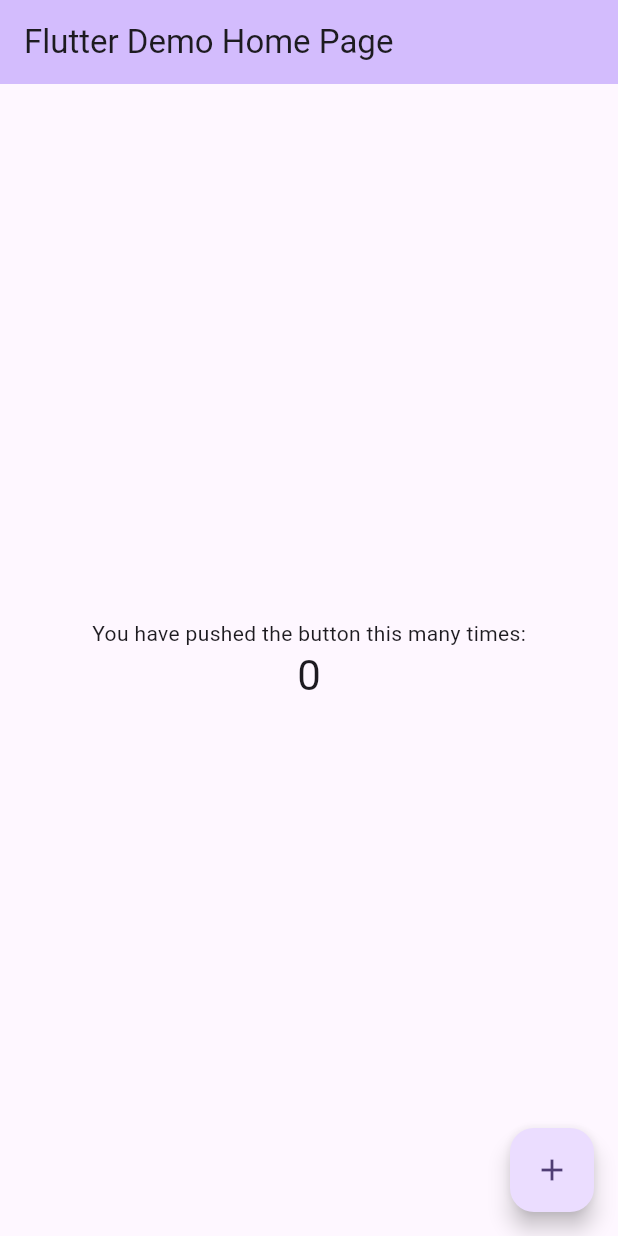
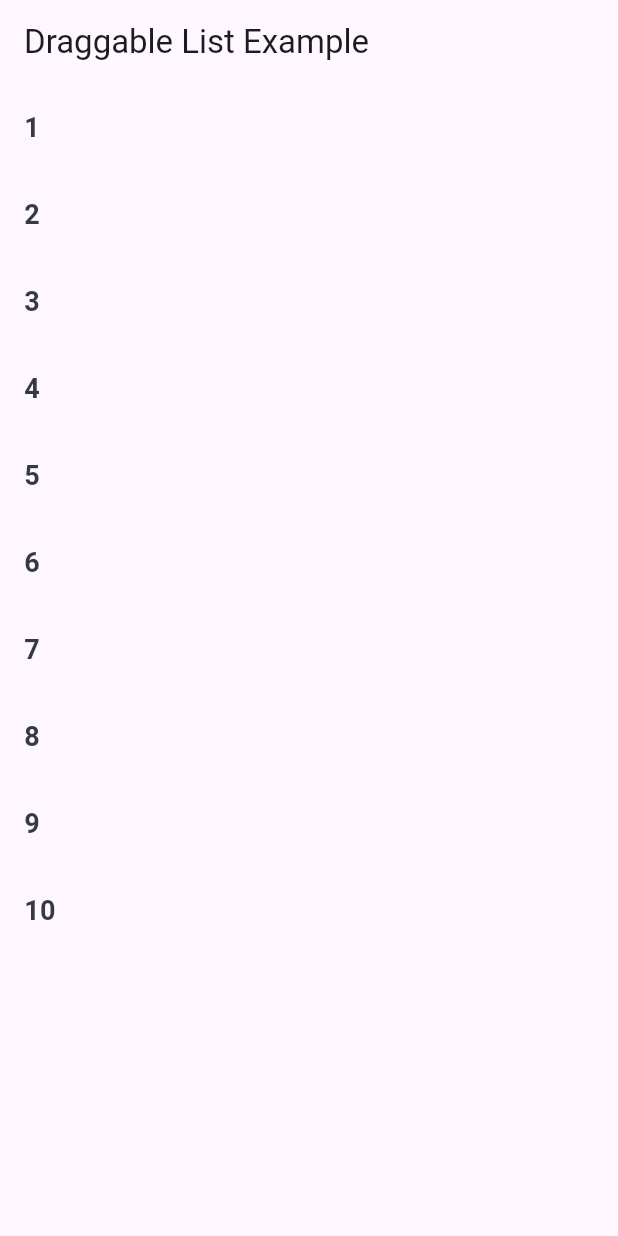
Before and after one commit to irismake/draggable_list, a Flutter app: the screen it shows after launch, on a phone screen of 412 x 824 dp. Run offline on Flutter 3.47's test engine with Material 3 defaults, Android fonts, the phone set to English and light mode, and no system bars; Roboto replaces fonts that are missing (Pretendard).

Commit message:
feat : Package structure design

```diff
--- a/example/lib/main.dart
+++ b/example/lib/main.dart
@@ -1,125 +1,57 @@
+import 'package:draggable_list/widgets/custom_item.dart';
 import 'package:flutter/material.dart';
+import 'package:draggable_list/draggable_list.dart';
 
 void main() {
   runApp(const MyApp());
 }
 
 class MyApp extends StatelessWidget {
-  const MyApp({super.key});
+  const MyApp({Key? key}) : super(key: key);
 
-  // This widget is the root of your application.
   @override
   Widget build(BuildContext context) {
     return MaterialApp(
-      title: 'Flutter Demo',
-      theme: ThemeData(
-        // This is the theme of your application.
-        //
-        // TRY THIS: Try running your application with "flutter run". You'll see
-        // the application has a purple toolbar. Then, without quitting the app,
-        // try changing the seedColor in the colorScheme below to Colors.green
-        // and then invoke "hot reload" (save your changes or press the "hot
-        // reload" button in a Flutter-supported IDE, or press "r" if you used
-        // the command line to start the app).
-        //
-        // Notice that the counter didn't reset back to zero; the application
-        // state is not lost during the reload. To reset the state, use hot
-        // restart instead.
-        //
-        // This works for code too, not just values: Most code changes can be
-        // tested with just a hot reload.
-        colorScheme: ColorScheme.fromSeed(seedColor: Colors.deepPurple),
-        useMaterial3: true,
+      home: Scaffold(
+        appBar: AppBar(title: const Text('Draggable List Example')),
+        body: MyDraggableList(),
       ),
-      home: const MyHomePage(title: 'Flutter Demo Home Page'),
     );
   }
 }
 
-class MyHomePage extends StatefulWidget {
-  const MyHomePage({super.key, required this.title});
-
-  // This widget is the home page of your application. It is stateful, meaning
-  // that it has a State object (defined below) that contains fields that affect
-  // how it looks.
-
-  // This class is the configuration for the state. It holds the values (in this
-  // case the title) provided by the parent (in this case the App widget) and
-  // used by the build method of the State. Fields in a Widget subclass are
-  // always marked "final".
-
-  final String title;
-
+class MyDraggableList extends StatefulWidget {
   @override
-  State<MyHomePage> createState() => _MyHomePageState();
+  _MyDraggableListState createState() => _MyDraggableListState();
 }
 
-class _MyHomePageState extends State<MyHomePage> {
-  int _counter = 0;
-
-  void _incrementCounter() {
-    setState(() {
-      // This call to setState tells the Flutter framework that something has
-      // changed in this State, which causes it to rerun the build method below
-      // so that the display can reflect the updated values. If we changed
-      // _counter without calling setState(), then the build method would not be
-      // called again, and so nothing would appear to happen.
-      _counter++;
-    });
-  }
+class _MyDraggableListState extends State<MyDraggableList> {
+  final List<Widget> items = List.generate(
+      10,
+      (index) => CustomItem(
+            key: ValueKey(index),
+            onDelete: () {
+              // setState(() {
+              //   items.remove(index);
+              // });
+            },
+            index: index,
+          ));
 
   @override
   Widget build(BuildContext context) {
-    // This method is rerun every time setState is called, for instance as done
-    // by the _incrementCounter method above.
-    //
-    // The Flutter framework has been optimized to make rerunning build methods
-    // fast, so that you can just rebuild anything that needs updating rather
-    // than having to individually change instances of widgets.
-    return Scaffold(
-      appBar: AppBar(
-        // TRY THIS: Try changing the color here to a specific color (to
-        // Colors.amber, perhaps?) and trigger a hot reload to see the AppBar
-        // change color while the other colors stay the same.
-        backgroundColor: Theme.of(context).colorScheme.inversePrimary,
-        // Here we take the value from the MyHomePage object that was created by
-        // the App.build method, and use it to set our appbar title.
-        title: Text(widget.title),
-      ),
-      body: Center(
-        // Center is a layout widget. It takes a single child and positions it
-        // in the middle of the parent.
-        child: Column(
-          // Column is also a layout widget. It takes a list of children and
-          // arranges them vertically. By default, it sizes itself to fit its
-          // children horizontally, and tries to be as tall as its parent.
-          //
-          // Column has various properties to control how it sizes itself and
-          // how it positions its children. Here we use mainAxisAlignment to
-          // center the children vertically; the main axis here is the vertical
-          // axis because Columns are vertical (the cross axis would be
-          // horizontal).
-          //
-          // TRY THIS: Invoke "debug painting" (choose the "Toggle Debug Paint"
-          // action in the IDE, or press "p" in the console), to see the
-          // wireframe for each widget.
-          mainAxisAlignment: MainAxisAlignment.center,
-          children: <Widget>[
-            const Text(
-              'You have pushed the button this many times:',
-            ),
-            Text(
-              '$_counter',
-              style: Theme.of(context).textTheme.headlineMedium,
-            ),
-          ],
-        ),
-      ),
-      floatingActionButton: FloatingActionButton(
-        onPressed: _incrementCounter,
-        tooltip: 'Increment',
-        child: const Icon(Icons.add),
-      ), // This trailing comma makes auto-formatting nicer for build methods.
+    return DraggableListView(
+      itemNum: items.length,
+      items: items,
+      onReorder: (oldIndex, newIndex) {
+        setState(() {
+          if (oldIndex < newIndex) {
+            newIndex -= 1;
+          }
+          final item = items.removeAt(oldIndex);
+          items.insert(newIndex, item);
+        });
+      },
     );
   }
 }
--- a/example/pubspec.yaml
+++ b/example/pubspec.yaml
@@ -30,6 +30,8 @@ environment:
 dependencies:
   flutter:
     sdk: flutter
+  draggable_list:
+    path: ../
 
 
   # The following adds the Cupertino Icons font to your application.
--- /dev/null
+++ b/lib/custom_drag_listener.dart
@@ -0,0 +1,27 @@
+import 'package:flutter/gestures.dart';
+import 'package:flutter/material.dart';
+
+class CustomDragListener extends ReorderableDragStartListener {
+  final Duration delay;
+  final BuildContext parentContext;
+
+  const CustomDragListener({
+    this.delay = kLongPressTimeout,
+    Key? key,
+    required Widget child,
+    required int index,
+    required this.parentContext,
+    bool enabled = true,
+  }) : super(
+          key: key,
+          child: child,
+          index: index,
+          enabled: enabled,
+        );
+
+  @override
+  MultiDragGestureRecognizer createRecognizer() {
+    FocusScope.of(parentContext).unfocus();
+    return DelayedMultiDragGestureRecognizer(delay: delay, debugOwner: this);
+  }
+}
--- a/lib/draggable_list.dart
+++ b/lib/draggable_list.dart
@@ -1,7 +1,33 @@
-library draggable_list;
+library reorderable_list;
 
-/// A Calculator.
-class Calculator {
-  /// Returns [value] plus 1.
-  int addOne(int value) => value + 1;
+import 'package:flutter/material.dart';
+
+class DraggableListView extends StatefulWidget {
+  final int itemNum;
+  final List<Widget> items;
+  final void Function(int oldIndex, int newIndex) onReorder;
+  final bool enableDrag;
+
+  const DraggableListView({
+    Key? key,
+    required this.itemNum,
+    required this.items,
+    required this.onReorder,
+    this.enableDrag = true,
+  }) : super(key: key);
+
+  @override
+  _DraggableListViewState createState() => _DraggableListViewState();
 }
+
+class _DraggableListViewState extends State<DraggableListView> {
+  @override
+  Widget build(BuildContext context) {
+    return ReorderableListView.builder(
+      itemBuilder: (context, index) => widget.items[index],
+      itemCount: widget.items.length,
+      onReorder: widget.onReorder,
+      buildDefaultDragHandles: widget.enableDrag,
+    );
+  }
+}
--- /dev/null
+++ b/lib/widgets/custom_item.dart
@@ -0,0 +1,51 @@
+import 'package:flutter/material.dart';
+
+import '../custom_drag_listener.dart';
+
+class CustomItem extends StatelessWidget {
+  final Function()? onDelete;
+  final int index;
+
+  const CustomItem({Key? key, this.onDelete, required this.index})
+      : super(key: key);
+
+  @override
+  Widget build(BuildContext context) {
+    return CustomDragListener(
+      key: Key('$index'),
+      delay: const Duration(
+        milliseconds: 150,
+      ),
+      parentContext: context,
+      index: index,
+      child: Row(
+        children: [
+          Padding(
+            padding: EdgeInsets.symmetric(horizontal: 16.0, vertical: 16.0),
+            child: Text(
+              '${index + 1}',
+              style: TextStyle(
+                color: Color(0xFF343a40),
+                fontSize: 18,
+                fontFamily: 'Pretendard',
+                fontWeight: FontWeight.w700,
+              ),
+            ),
+          ),
+          Flexible(
+              child:
+                  // ItemWidget(
+                  //   key: ValueKey(_itemIndexOrder[index]),
+                  //   titleController: _titleControllers[index],
+                  //   onDelete: (itemKey) {
+                  //     _removeItem(itemKey);
+                  //   },
+                  // ),
+                  Container(
+            color: Colors.cyan,
+          )),
+        ],
+      ),
+    );
+  }
+}
--- a/pubspec.yaml
+++ b/pubspec.yaml
@@ -1,5 +1,5 @@
 name: draggable_list
-description: "A new Flutter package project."
+description: " A customizable draggable list view for Flutter."
 version: 0.0.1
 homepage:
 
```
Also changed, not shown: example/pubspec.lock, 8 other files.
